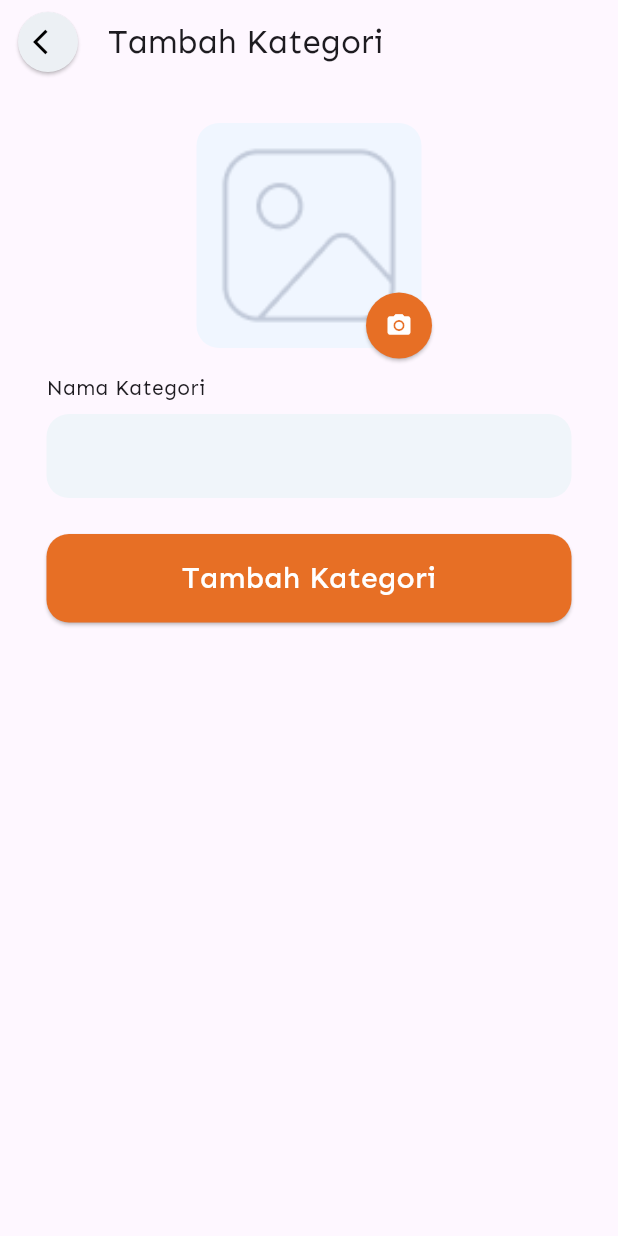
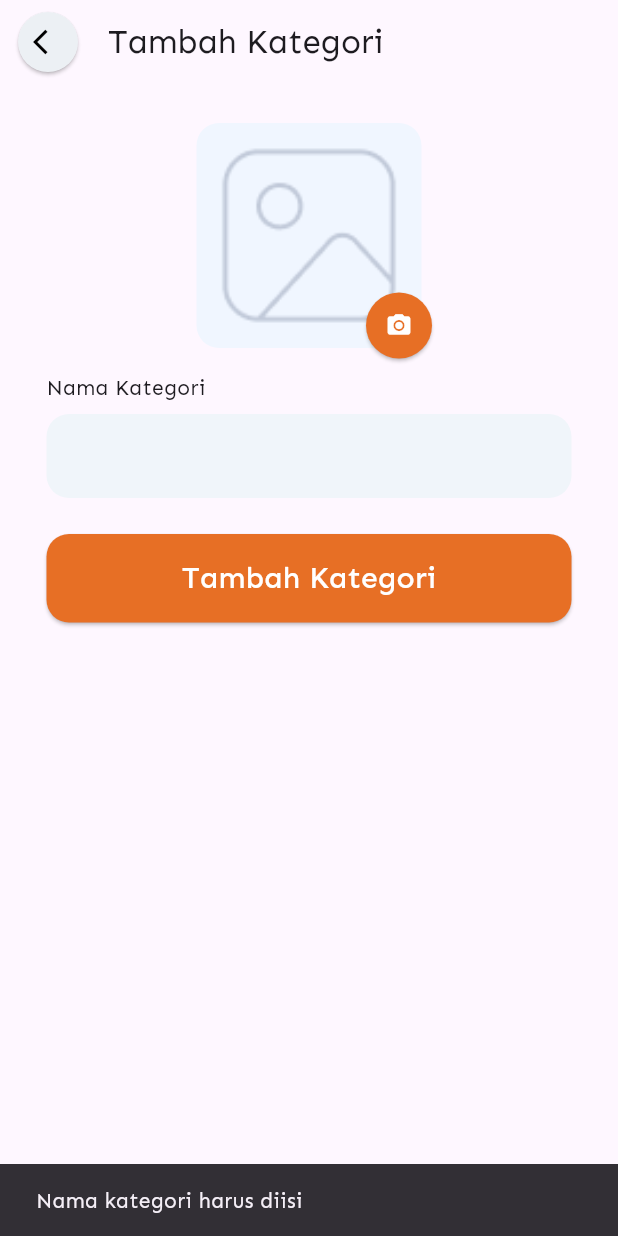
Before and after one commit to yovixtar/cafe-admin, a Flutter app: the FormKategoriPage screen opened directly, after a tap on "Tambah Kategori", on a phone screen of 412 x 824 dp. Run offline on Flutter 3.47's test engine with Material 3 defaults, Android fonts, the light colour scheme and no system bars; our stand-ins replace google_fonts, image_picker, shared_preferences; accounts and stored records are empty.

Commit message:
Feature : Integrasi API Category

```diff
--- a/lib/Screen/Aunthentication/login.dart
+++ b/lib/Screen/Aunthentication/login.dart
@@ -1,4 +1,4 @@
-import 'package:admin/Service/apis/api_user.dart';
+import 'package:admin/Service/user_service.dart';
 import 'package:admin/Service/session.dart';
 import 'package:admin/bottom_bar.dart';
 import 'package:admin/color.dart';
@@ -27,7 +27,7 @@ class _LoginPageState extends State<LoginPage> {
     setState(() {
       isLoading = true;
     });
-    final result = await APIUserService().login(
+    final result = await UserService().login(
         username: _usernameController.text, password: _passwordController.text);
     if (result.containsKey('success')) {
       if (await SessionManager.hasToken()) {
--- a/lib/Screen/Aunthentication/register.dart
+++ b/lib/Screen/Aunthentication/register.dart
@@ -1,5 +1,5 @@
 import 'package:admin/Screen/Aunthentication/login.dart';
-import 'package:admin/Service/apis/api_user.dart';
+import 'package:admin/Service/user_service.dart';
 import 'package:admin/color.dart';
 import 'package:admin/snackbar_utils.dart';
 import 'package:flutter/material.dart';
@@ -26,7 +26,7 @@ class _RegisterState extends State<Register> {
     setState(() {
       isLoading = true;
     });
-    final result = await APIUserService().signup(
+    final result = await UserService().signup(
       username: _usernameController.text,
       password: _passwordController.text,
       noHp: _phoneNumberController.text,
--- a/lib/Screen/home/home_screen.dart
+++ b/lib/Screen/home/home_screen.dart
@@ -36,7 +36,7 @@ class _HomePageState extends State<HomePage> {
     List<Category> apiCategories = await CategoryService().getCategories();
 
     Category semuaCategory =
-        Category(id: 'semua', nama: 'Semua', gambar: 'uploads/fire.jpg');
+        Category(id: 'semua', nama: 'Semua', gambar: '/uploads/fire.jpg');
     return [semuaCategory, ...apiCategories];
   }
 
@@ -174,7 +174,7 @@ class _HomePageState extends State<HomePage> {
                                               backgroundColor: Color.fromARGB(
                                                   255, 207, 207, 207),
                                               backgroundImage: NetworkImage(
-                                                  '${Config.baseUrl}/${category.gambar}'),
+                                                  '${Config.baseUrl}${category.gambar}'),
                                             ),
                                             SizedBox(width: 8),
                                             Text(
--- a/lib/Screen/kategori/form_kategori.dart
+++ b/lib/Screen/kategori/form_kategori.dart
@@ -1,13 +1,19 @@
+import 'dart:io';
+import 'package:admin/bottom_bar.dart';
+import 'package:admin/config.dart';
 import 'package:flutter/material.dart';
 import 'package:image_picker/image_picker.dart';
 import 'package:admin/color.dart';
+import 'package:admin/Service/category_service.dart';
 
 class FormKategoriPage extends StatefulWidget {
+  final String? id;
   final String? gambar;
   final String? namaKategori;
 
   const FormKategoriPage({
     Key? key,
+    this.id,
     this.gambar,
     this.namaKategori,
   }) : super(key: key);
@@ -19,6 +25,8 @@ class FormKategoriPage extends StatefulWidget {
 class _FormKategoriPageState extends State<FormKategoriPage> {
   final _namaController = TextEditingController();
   String _imagePath = '';
+  bool _isLoading = false;
+  bool _isFromNetwork = false;
 
   @override
   void initState() {
@@ -28,6 +36,7 @@ class _FormKategoriPageState extends State<FormKategoriPage> {
     }
     if (widget.gambar != null && widget.gambar!.isNotEmpty) {
       _imagePath = widget.gambar!;
+      _isFromNetwork = true;
     }
   }
 
@@ -37,6 +46,7 @@ class _FormKategoriPageState extends State<FormKategoriPage> {
     if (pickedFile != null) {
       setState(() {
         _imagePath = pickedFile.path;
+        _isFromNetwork = false;
       });
     }
   }
@@ -75,6 +85,80 @@ class _FormKategoriPageState extends State<FormKategoriPage> {
         );
       },
     );
+  }
+
+  Future<void> _saveCategory() async {
+    if (_namaController.text.isEmpty) {
+      ScaffoldMessenger.of(context).showSnackBar(
+        SnackBar(content: Text('Nama kategori harus diisi')),
+      );
+      return;
+    }
+
+    if (widget.id == null && _imagePath.isEmpty) {
+      ScaffoldMessenger.of(context).showSnackBar(
+        SnackBar(content: Text('Gambar harus diunggah untuk kategori baru')),
+      );
+      return;
+    }
+
+    setState(() {
+      _isLoading = true;
+    });
+
+    try {
+      var response;
+      if (_imagePath.isNotEmpty && _imagePath != widget.gambar) {
+        response = widget.id != null
+            ? await CategoryService().updateCategory(
+                id: widget.id!,
+                nama: _namaController.text,
+                gambar: _imagePath,
+              )
+            : await CategoryService().addCategory(
+                nama: _namaController.text,
+                gambar: _imagePath,
+              );
+      } else {
+        response = widget.id != null
+            ? await CategoryService().updateCategory(
+                id: widget.id!,
+                nama: _namaController.text,
+              )
+            : await CategoryService().addCategory(
+                nama: _namaController.text,
+                gambar: _imagePath,
+              );
+      }
+
+      setState(() {
+        _isLoading = false;
+      });
+
+      if (response.containsKey('success')) {
+        ScaffoldMessenger.of(context).showSnackBar(
+          SnackBar(content: Text(response['success'])),
+        );
+        Navigator.pop(context);
+        Navigator.of(context).pushReplacement(
+          MaterialPageRoute(
+              builder: (_) => BottomBar(
+                    toPage: 2,
+                  )),
+        );
+      } else {
+        ScaffoldMessenger.of(context).showSnackBar(
+          SnackBar(content: Text(response['error'])),
+        );
+      }
+    } catch (e) {
+      setState(() {
+        _isLoading = false;
+      });
+      ScaffoldMessenger.of(context).showSnackBar(
+        SnackBar(content: Text('Terjadi kesalahan, coba lagi nanti')),
+      );
+    }
   }
 
   @override
@@ -132,17 +216,15 @@ class _FormKategoriPageState extends State<FormKategoriPage> {
                                 fit: BoxFit.cover,
                               ),
                             )
-                          : Padding(
-                              padding: EdgeInsets.all(8),
-                              child: Image.asset(
-                                'images/img-icon.png',
-                                fit: BoxFit.cover,
-                              ),
-                            ),
-                      // : Image.file(
-                      //     File(_imagePath),
-                      //     fit: BoxFit.cover,
-                      //   ),
+                          : _isFromNetwork
+                              ? Image.network(
+                                  "${Config.baseUrl}$_imagePath",
+                                  fit: BoxFit.cover,
+                                )
+                              : Image.file(
+                                  File(_imagePath),
+                                  fit: BoxFit.cover,
+                                ),
                     ),
                     Positioned(
                       bottom: -15,
@@ -190,7 +272,7 @@ class _FormKategoriPageState extends State<FormKategoriPage> {
                 children: [
                   Expanded(
                     child: ElevatedButton(
-                      onPressed: () {},
+                      onPressed: _isLoading ? null : _saveCategory,
                       style: ElevatedButton.styleFrom(
                         backgroundColor: primaryColor,
                         shape: RoundedRectangleBorder(
@@ -214,7 +296,11 @@ class _FormKategoriPageState extends State<FormKategoriPage> {
                     ),
                   ),
                 ],
-              )
+              ),
+              if (_isLoading) ...[
+                SizedBox(height: 24),
+                Center(child: CircularProgressIndicator()),
+              ],
             ],
           ),
         ),
--- a/lib/Service/apis/api_user.dart
+++ b/lib/Service/user_service.dart
@@ -4,14 +4,14 @@ import 'package:admin/Service/session.dart';
 import 'package:admin/config.dart';
 import 'package:http/http.dart' as http;
 
-class APIUserService {
+class UserService {
   String baseUrl = Config.baseUrl;
 
   Future<Map<String, dynamic>> login({
     String? username,
     String? password,
   }) async {
-    var url = Uri.parse("$baseUrl/auth/login");
+    var url = Uri.parse("$baseUrl/api/auth/login");
     var headers = {"Content-Type": "application/json"};
 
     var body = jsonEncode({
@@ -36,7 +36,7 @@ class APIUserService {
     String? noHp,
     String? password,
   }) async {
-    var url = Uri.parse("$baseUrl/auth/registrasi");
+    var url = Uri.parse("$baseUrl/api/auth/registrasi");
     var headers = {"Content-Type": "application/json"};
 
     var body = jsonEncode({
--- a/lib/config.dart
+++ b/lib/config.dart
@@ -1,4 +1,3 @@
 class Config {
-  static const String baseUrl =
-      "https://c920-112-78-177-184.ngrok-free.app/api";
+  static const String baseUrl = "https://f772-112-78-177-184.ngrok-free.app";
 }
```
Also changed, not shown: lib/Screen/kategori/list_kategori.dart (+75 -36 lines), lib/Service/category_service.dart (+138 -5 lines), lib/Service/food_service.dart (+1 -13 lines).
